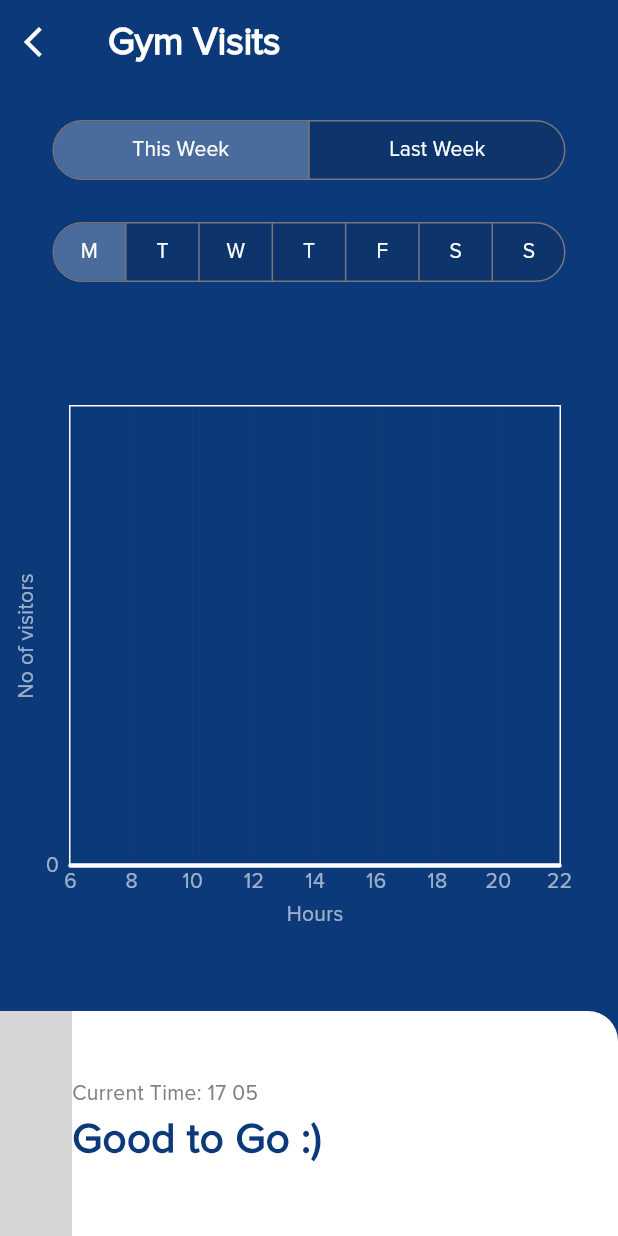
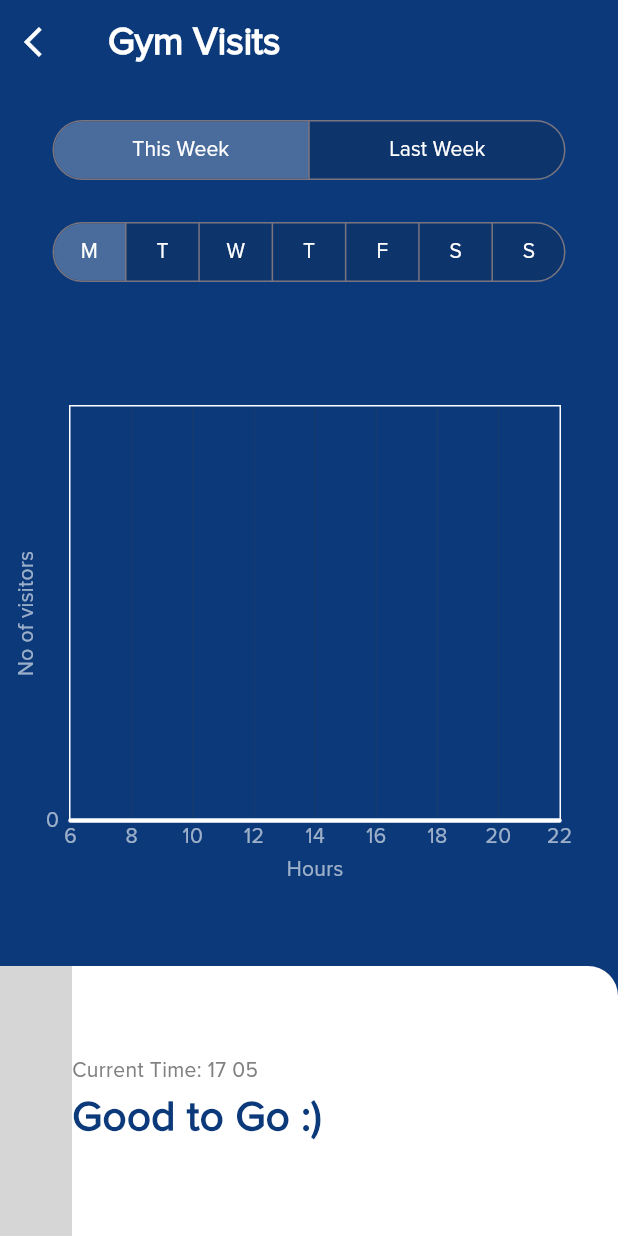
Before and after one commit to evelynnn03/loco_residence_frontend, a Flutter app: the AnalyticsScreen screen opened by its route, on a phone screen of 412 x 824 dp. Run offline on Flutter 3.47's test engine with Material 3 defaults, Android fonts, the phone set to English and light mode, and no system bars; drawn by our look-alikes of fl_chart; our stand-ins replace cached_network_image, carousel_slider, cloud_firestore, firebase_auth, firebase_core, flutter_credit_card and 12 more; missing offline and left inert: connectivity_wrapper, pay, qr_code_scanner; accounts and stored records are empty; network calls fail; grey boxes are pictures that could not be loaded.

Commit message:
3rd commit

```diff
--- a/lib/src/screens/analytics_screen/analytics_screen.dart
+++ b/lib/src/screens/analytics_screen/analytics_screen.dart
@@ -105,8 +105,7 @@ class _AnalyticsScreenState extends State<AnalyticsScreen>
           },
         ),
       ),
-      body: SafeArea(
-        child: Column(
+      body: Column(
         children: [
           SizedBox(height: 20),
           Padding(
@@ -223,7 +222,7 @@ class _AnalyticsScreenState extends State<AnalyticsScreen>
                   ),
                 ),
           Container(
-              height: 150,
+            height: 180,
             decoration: BoxDecoration(
               color: mode.isDark ? Theme.of(context).cardColor : Colors.white,
               boxShadow: mode.isDark
@@ -252,16 +251,15 @@ class _AnalyticsScreenState extends State<AnalyticsScreen>
                           ? Lottie.network(animationLink['packed']![0])
                           : peakHour
                               ? Lottie.network(animationLink['packed']![0])
-                                : Lottie.network(
-                                    animationLink['no packed']![0]),
+                              : Lottie.network(animationLink['no packed']![0]),
                       Column(
                         crossAxisAlignment: CrossAxisAlignment.start,
                         mainAxisAlignment: MainAxisAlignment.center,
                         children: [
                           Text(
                             'Current Time: $formattedHour $formattedMinute',
-                              style: TextStyle(
-                                  color: GlobalVariables.secondaryGrey),
+                            style:
+                                TextStyle(color: GlobalVariables.secondaryGrey),
                           ),
                           Text(
                             isGymClosed()
@@ -282,7 +280,6 @@ class _AnalyticsScreenState extends State<AnalyticsScreen>
           ),
         ],
       ),
-      ),
     );
   }
 }
--- a/lib/src/screens/payment/payment_screen.dart
+++ b/lib/src/screens/payment/payment_screen.dart
@@ -156,7 +156,7 @@ class _PaymentScreenState extends State<PaymentScreen> {
                             HorizontalTiles(
                               title: 'Remove Card',
                               icon: Icons.expand_more_rounded,
-                              tileColor: GlobalVariables.lightGrey,
+                              tileColor: GlobalVariables.primaryColor,
                               textColor: GlobalVariables.backgroundColor,
                               isDropdown: true,
                               children: [],
@@ -166,7 +166,7 @@ class _PaymentScreenState extends State<PaymentScreen> {
                               title: 'Card Details',
                               icon: Icons.credit_card,
                               routeName: '/card_details',
-                              tileColor: GlobalVariables.lightGrey,
+                              tileColor: GlobalVariables.primaryColor,
                               textColor: GlobalVariables.backgroundColor,
                             )
                           ],
--- a/lib/src/widgets/service_items.dart
+++ b/lib/src/widgets/service_items.dart
@@ -39,7 +39,7 @@ class ServiceItems extends StatelessWidget {
                 ]
               : null,
           color: GlobalVariables
-              .welcomeColor, // Set the background color to purple
+              .primaryColor, // Set the background color to purple
           borderRadius: BorderRadius.circular(10),
         ),
         child: Column(
```
Lines whose indentation alone changed are shown as unchanged.
